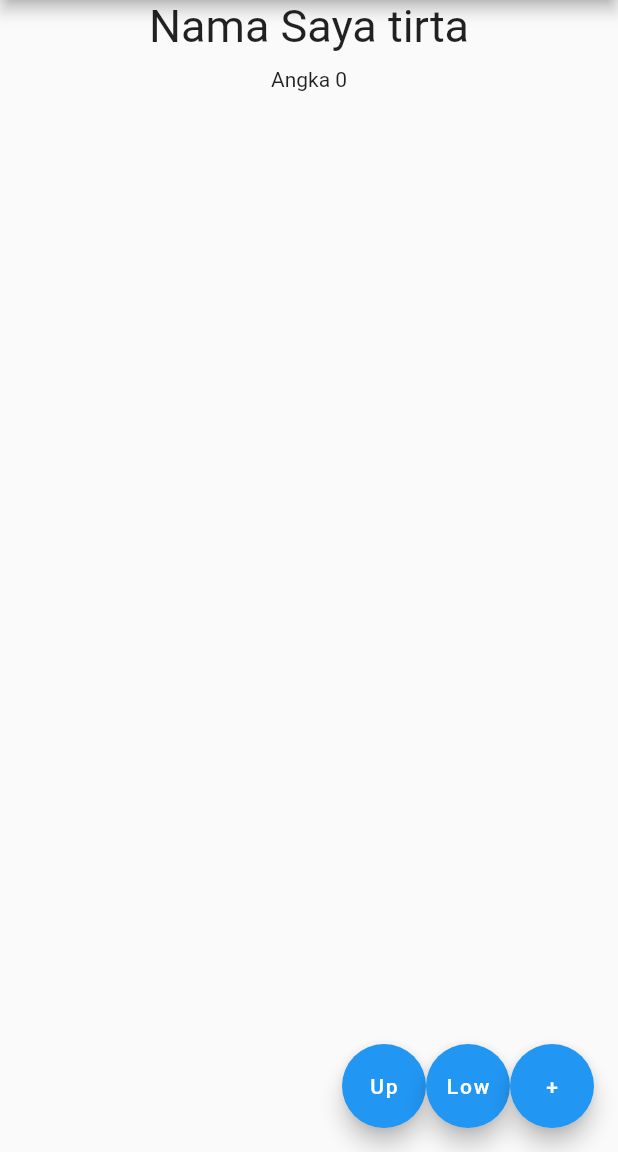
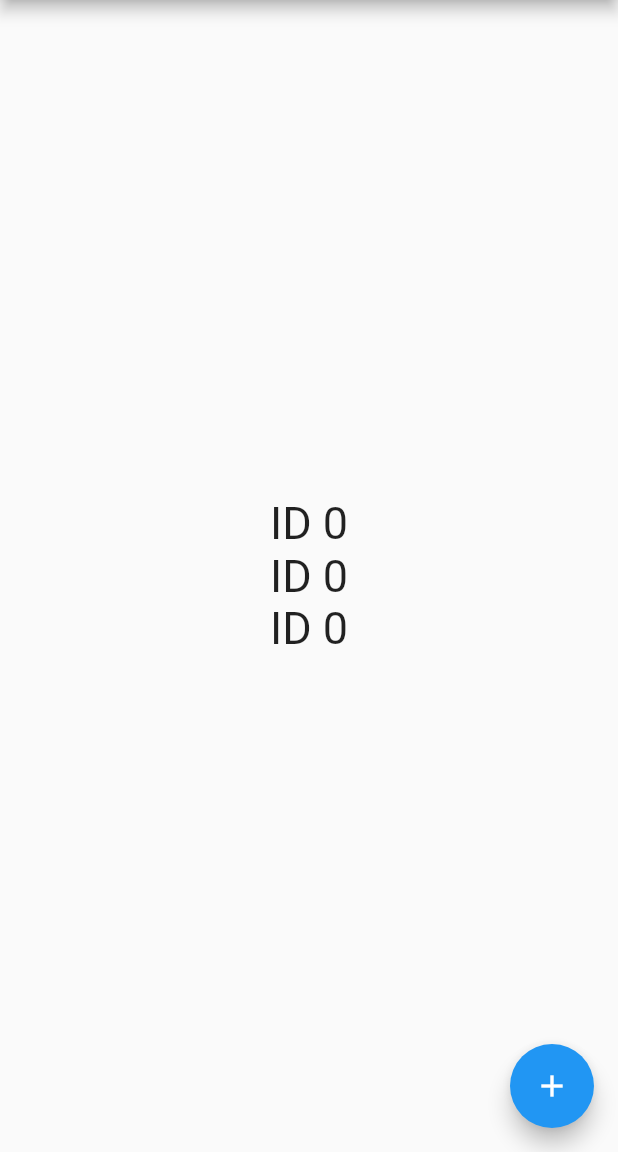
Before and after one commit to rizkitirta/Flutter_GetX, a Flutter app: the screen it shows after launch, on a phone screen of 412 x 824 dp, the part 84-1236 px from its top. Run offline on Flutter 3.47's test engine with Material 2 defaults, Android fonts, the phone set to English and light mode, and no system bars; our stand-ins replace get.

Commit message:
GetX Unique ID

```diff
--- a/flutter_getx/lib/main.dart
+++ b/flutter_getx/lib/main.dart
@@ -1,3 +1,5 @@
+import 'dart:developer';
+
 import 'package:flutter/cupertino.dart';
 import 'package:flutter/material.dart';
 import 'package:flutter_getx/controllers/orang_controller.dart';
@@ -8,7 +10,7 @@ void main(List<String> args) {
 }
 
 class MainPage extends StatelessWidget {
-  final orangController = Get.put(OrangController());
+  // final orangController = Get.put(OrangController());
 
   @override
   Widget build(BuildContext context) {
@@ -20,6 +22,7 @@ class MainPage extends StatelessWidget {
 
 class HomePage extends StatelessWidget {
   // final orangController = Get.find<OrangController>();
+  final CountController = Get.put(CounterController());
 
   @override
   Widget build(BuildContext context) {
@@ -29,41 +32,51 @@ class HomePage extends StatelessWidget {
       ),
       body: Center(
           child: Column(
+        mainAxisAlignment: MainAxisAlignment.center,
         children: [
-          GetX<OrangController>(
-            init: OrangController(),
-            builder: (controller) => Text(
-              "Nama Saya ${controller.orang.value.nama}",
+          GetBuilder<CounterController>(
+            id: 1,
+            builder: (_) => Text(
+              "ID ${CountController.count}",
               style: TextStyle(fontSize: 30),
             ),
           ),
-          SizedBox(
-            height: 10,
+          GetBuilder<CounterController>(
+            id: 2,
+            builder: (_) => Text(
+              "ID ${CountController.count}",
+              style: TextStyle(fontSize: 30),
+            ),
           ),
-          GetBuilder<OrangController>(
-              init: OrangController(),
-              builder: (controller) => Text("Angka ${controller.count}"))
+          GetBuilder<CounterController>(
+            id: 3,
+            builder: (_) => Text(
+              "ID ${CountController.count}",
+              style: TextStyle(fontSize: 30),
+            ),
+          ),
+          // GetX<OrangController>(
+          //   init: OrangController(),
+          //   builder: (controller) => Text(
+          //     "Nama Saya ",
+          //     style: TextStyle(fontSize: 30),
+          //   ),
+          // ),
+          // SizedBox(
+          //   height: 10,
+          // ),
+          // GetBuilder<OrangController>(
+          //     init: OrangController(),
+          //     builder: (controller) => Text("Angka ${controller.count}"))
         ],
       )),
       floatingActionButton: Row(
         mainAxisAlignment: MainAxisAlignment.end,
         children: [
           FloatingActionButton(
-            child: Text("Up"),
+            child: Icon(Icons.add),
             onPressed: () {
-              Get.find<OrangController>().changeToUpper();
-            },
-          ),
-          FloatingActionButton(
-            child: Text("Low"),
-            onPressed: () {
-              Get.find<OrangController>().changeToLower();
-            },
-          ),
-          FloatingActionButton(
-            child: Text("+"),
-            onPressed: () {
-              Get.find<OrangController>().add();
+              Get.find<CounterController>().add();
             },
           ),
         ],
@@ -71,3 +84,12 @@ class HomePage extends StatelessWidget {
     );
   }
 }
+
+class CounterController extends GetxController {
+  var count = 0.obs;
+
+  void add() {
+    count++;
+    update([2,3]);
+  }
+}
```
